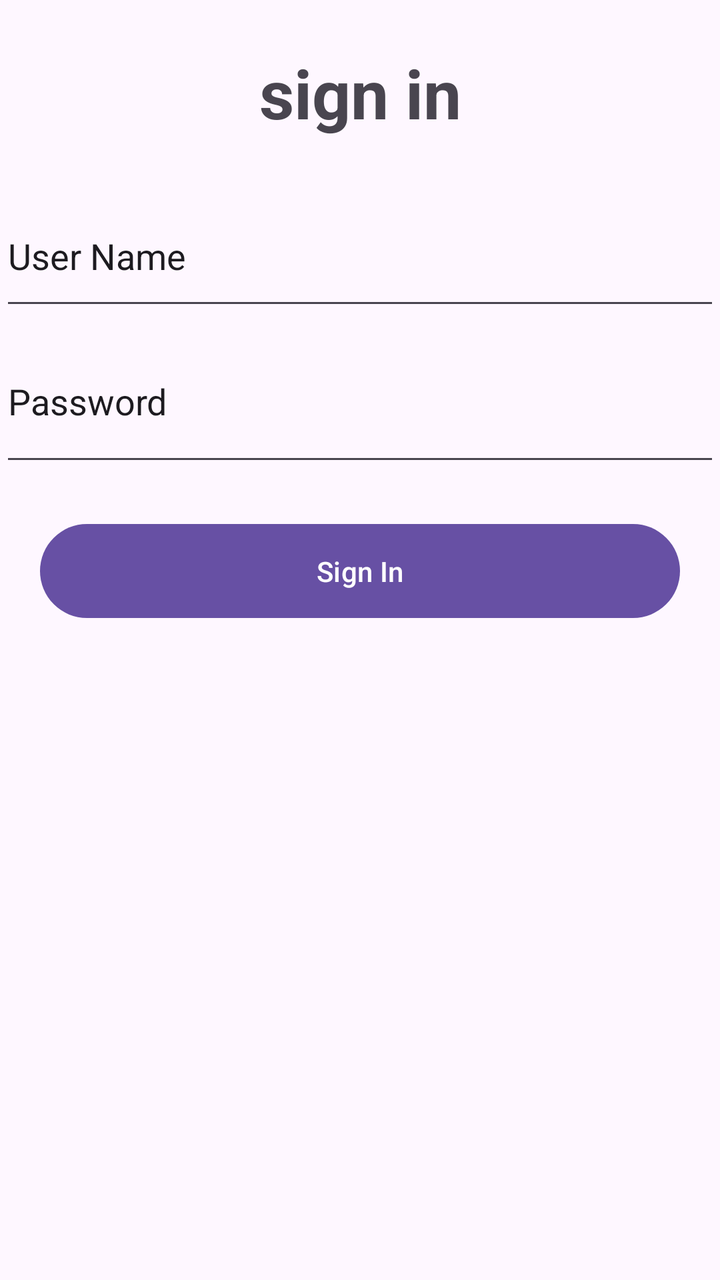
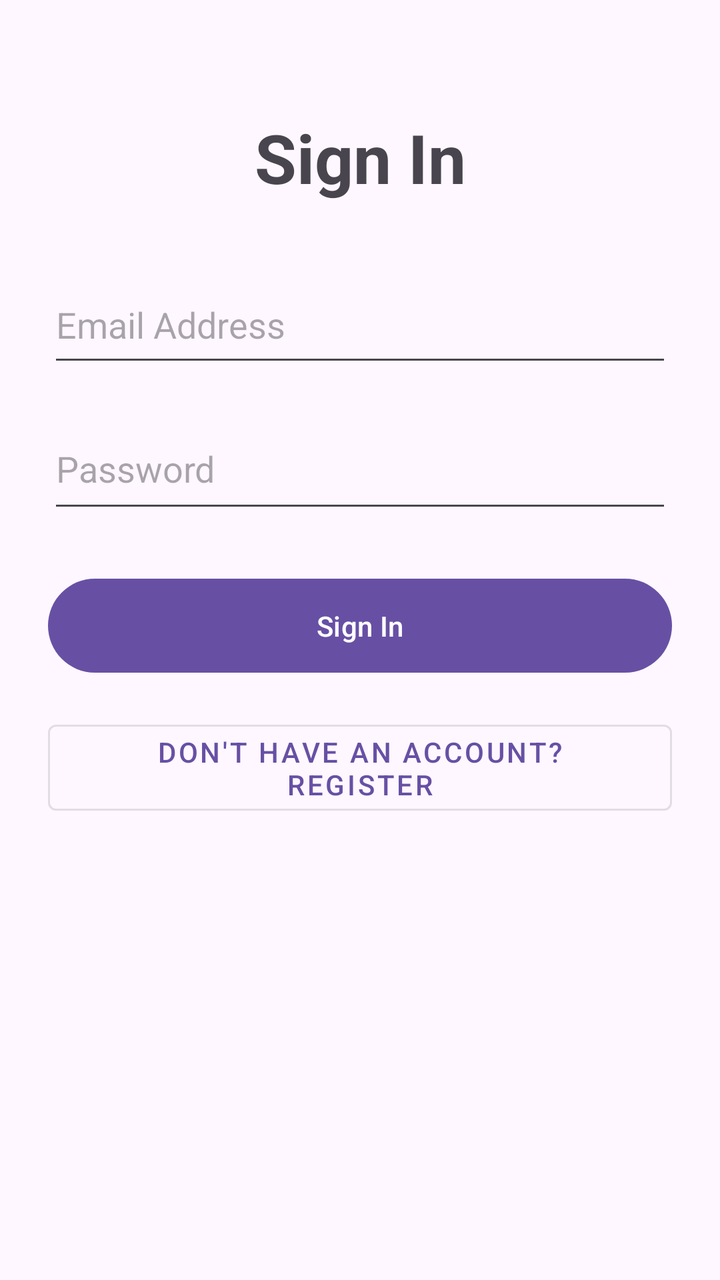

Before-and-after screenshots of an Android layout around one commit, followed by the original layout XML and the change that was made.
<!-- AndroidManifest.xml: application theme Theme.NewApplicationfinalProject -->
<!-- res/layout/activity_sign_in.xml -->
<?xml version="1.0" encoding="utf-8"?>
<LinearLayout xmlns:android="http://schemas.android.com/apk/res/android"
    xmlns:app="http://schemas.android.com/apk/res-auto"
    xmlns:tools="http://schemas.android.com/tools"
    android:id="@+id/main"
    android:layout_width="match_parent"
    android:layout_height="match_parent"
    android:orientation="vertical"
    tools:context=".Model.ViewPkg.signIn">

    <TextView
        android:id="@+id/signText"
        android:layout_width="match_parent"
        android:layout_height="53dp"
        android:layout_gravity="center"
        android:layout_margin="20dp"
        android:gravity="center"
        android:text="sign in"
        android:textAllCaps="false"
        android:textSize="34sp"
        android:textStyle="bold" />

    <EditText
        android:id="@+id/editUserName"
        android:layout_width="match_parent"
        android:layout_height="67dp"
        android:ems="10"
        android:inputType="text"
        android:text="User Name" />

    <EditText
        android:id="@+id/editPassword"
        android:layout_width="match_parent"
        android:layout_height="78dp"
        android:ems="10"
        android:inputType="text"
        android:text="Password" />

    <Button
        android:id="@+id/button2"
        android:layout_width="match_parent"
        android:layout_height="55dp"
        android:layout_margin="20dp"
        android:gravity="center"
        android:text="Sign In" />
</LinearLayout>
<!-- resources referenced by this layout -->
<resources>
  <style name="Theme.NewApplicationfinalProject" parent="Base.Theme.NewApplicationfinalProject" />
  <style name="Base.Theme.NewApplicationfinalProject" parent="Theme.Material3.DayNight.NoActionBar">
          
          
      </style>
</resources>

<!-- the commit's change to res/layout/activity_sign_in.xml (unified diff, before → after) -->
@@ -1,21 +1,22 @@
 <?xml version="1.0" encoding="utf-8"?>
 <LinearLayout xmlns:android="http://schemas.android.com/apk/res/android"
-    xmlns:app="http://schemas.android.com/apk/res-auto"
     xmlns:tools="http://schemas.android.com/tools"
     android:id="@+id/main"
     android:layout_width="match_parent"
     android:layout_height="match_parent"
     android:orientation="vertical"
+    android:padding="24dp"
     tools:context=".Model.ViewPkg.signIn">
 
     <TextView
         android:id="@+id/signText"
         android:layout_width="match_parent"
-        android:layout_height="53dp"
+        android:layout_height="wrap_content"
         android:layout_gravity="center"
-        android:layout_margin="20dp"
+        android:layout_marginTop="32dp"
+        android:layout_marginBottom="32dp"
         android:gravity="center"
-        android:text="sign in"
+        android:text="@string/sign_in"
         android:textAllCaps="false"
         android:textSize="34sp"
         android:textStyle="bold" />
@@ -23,24 +24,37 @@
     <EditText
         android:id="@+id/editUserName"
         android:layout_width="match_parent"
-        android:layout_height="67dp"
+        android:layout_height="55dp"
+        android:layout_marginBottom="16dp"
+        android:autofillHints="emailAddress"
         android:ems="10"
-        android:inputType="text"
-        android:text="User Name" />
+        android:hint="@string/email"
+        android:inputType="textEmailAddress" />
 
     <EditText
         android:id="@+id/editPassword"
         android:layout_width="match_parent"
-        android:layout_height="78dp"
+        android:layout_height="57dp"
+        android:layout_marginBottom="24dp"
+        android:autofillHints="password"
         android:ems="10"
-        android:inputType="text"
-        android:text="Password" />
+        android:hint="@string/password"
+        android:inputType="textPassword" />
 
     <Button
         android:id="@+id/button2"
         android:layout_width="match_parent"
         android:layout_height="55dp"
-        android:layout_margin="20dp"
+        android:layout_marginBottom="16dp"
         android:gravity="center"
         android:text="Sign In" />
+
+    <Button
+        android:id="@+id/btnGoToRegister"
+        style="@style/Widget.MaterialComponents.Button.OutlinedButton"
+        android:layout_width="match_parent"
+        android:layout_height="55dp"
+        android:gravity="center"
+        android:text="@string/dont_have_account" />
+
 </LinearLayout>
<!-- resource entries referenced after the edit -->
@@ -1,5 +1,9 @@
 <!-- resources referenced by this layout -->
 <resources>
+  <string name="dont_have_account">Don\'t have an account? Register</string>
+  <string name="email">Email Address</string>
+  <string name="password">Password</string>
+  <string name="sign_in">Sign In</string>
   <style name="Theme.NewApplicationfinalProject" parent="Base.Theme.NewApplicationfinalProject" />
   <style name="Base.Theme.NewApplicationfinalProject" parent="Theme.Material3.DayNight.NoActionBar">
           
